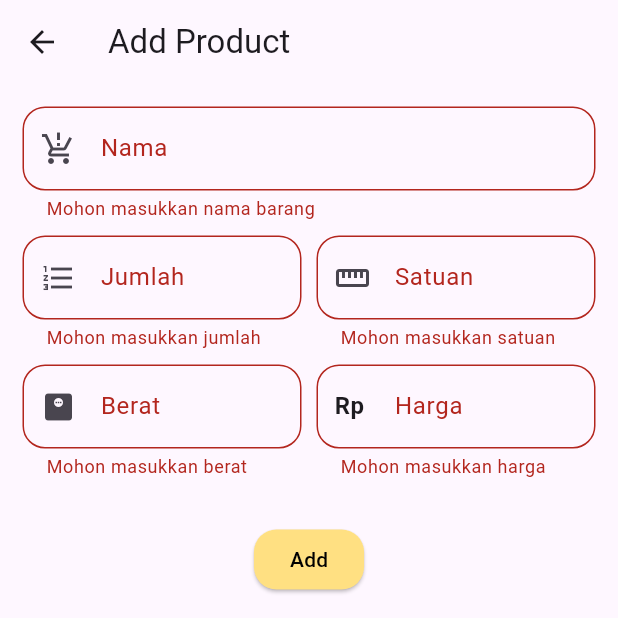
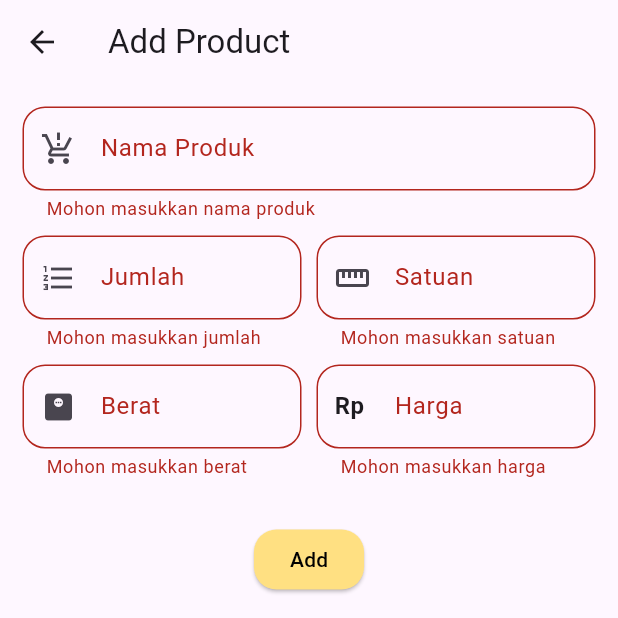
Before and after one commit to sayyidfaruk/warehousing_app, a Flutter app: the AddProduct screen opened directly, after a tap on "Add", on a phone screen of 412 x 824 dp, the top half of it. Run offline on Flutter 3.47's test engine with Material 3 defaults, Android fonts, the phone set to English and light mode, and no system bars; network calls fail.

Commit message:
edit add produk

```diff
--- a/lib/views/add/add_product.dart
+++ b/lib/views/add/add_product.dart
@@ -58,14 +58,14 @@ class _AddProductState extends State<AddProduct> {
                 textInputAction: TextInputAction.next,
                 decoration: InputDecoration(
                   prefixIcon: Icon(Icons.production_quantity_limits),
-                  labelText: 'Nama',
+                  labelText: 'Nama Produk',
                   border: OutlineInputBorder(
                     borderRadius: BorderRadius.circular(15),
                   ),
                 ),
                 validator: (value) {
                   if (value == null || value.isEmpty) {
-                    return 'Mohon masukkan nama barang';
+                    return 'Mohon masukkan nama produk';
                   }
                   return null;
                 },
```
